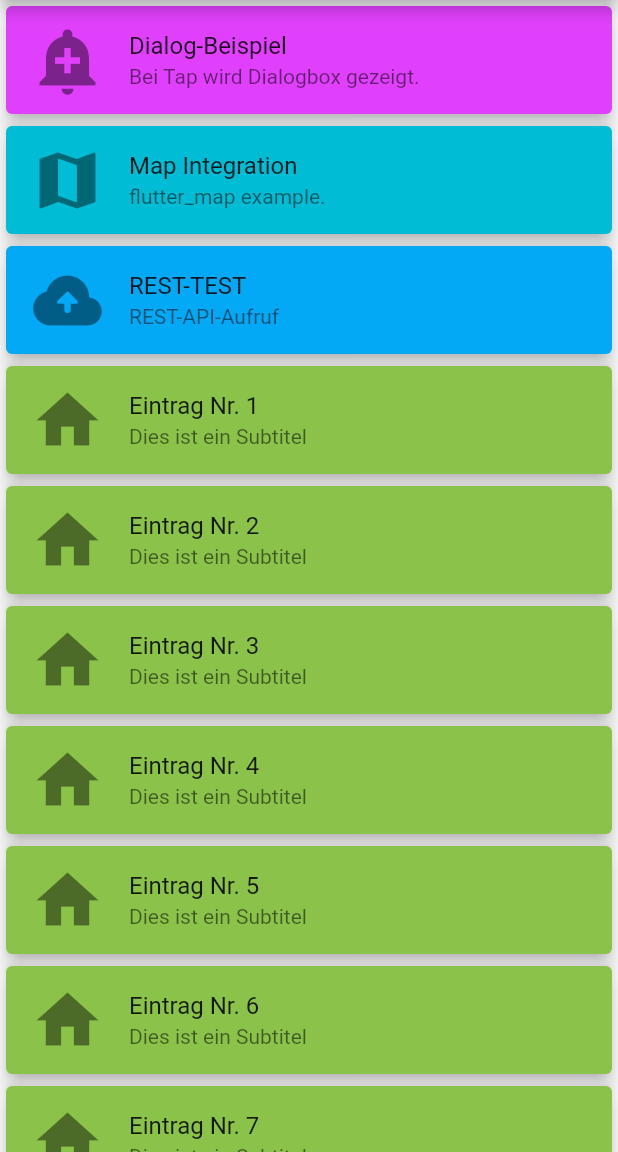
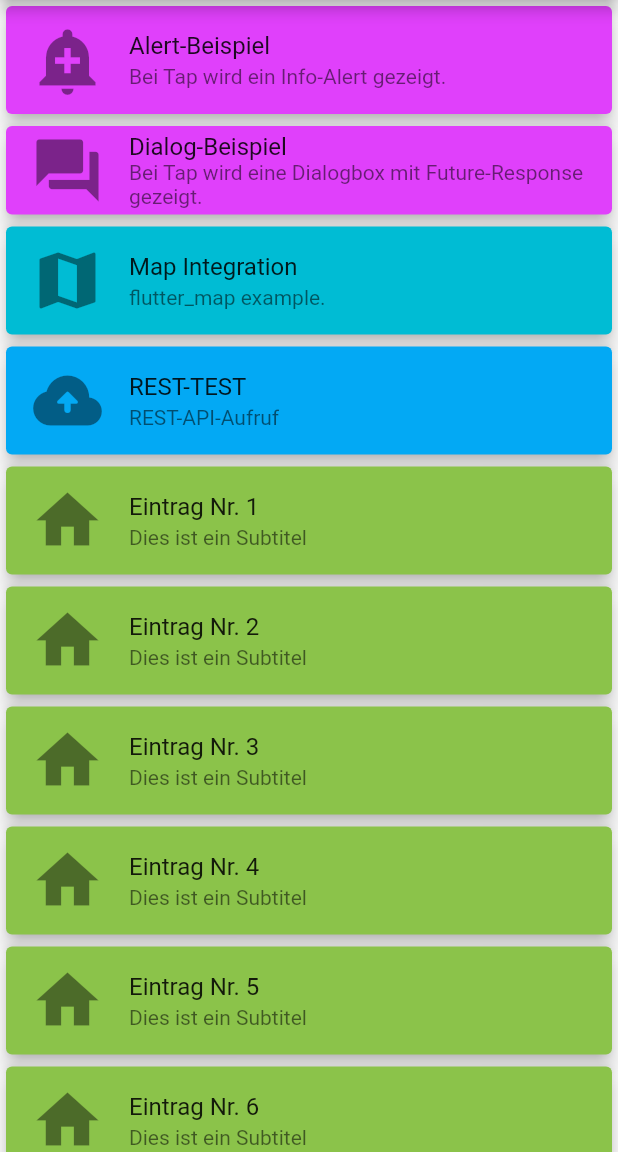
Before and after one commit to didszun/flutter-functions, a Flutter app: the screen it shows after launch, on a phone screen of 412 x 824 dp, the part 84-1236 px from its top. Run offline on Flutter 3.47's test engine with Material 2 defaults, Android fonts, the phone set to English and light mode, and no system bars; our stand-ins replace flutter_map, latlong2.

Commit message:
Alert and Dialog example added.

```diff
--- a/lib/main.dart
+++ b/lib/main.dart
@@ -1,5 +1,6 @@
 import 'package:flutter/material.dart';
 import 'package:flutter_functions/route_generator.dart';
+import 'package:flutter_functions/mat_dialog.dart';
 
 // REST API test endpoints:
 // https://jsonplaceholder.typicode.com/users
@@ -27,7 +28,6 @@ class HomeScreen extends StatelessWidget {
           leading: const Icon(Icons.menu),
           title: const Text("Flutter-Funktionsgalerie"),
           backgroundColor: Colors.orange
-
       ),
       body: ListView(
         children: <Widget>[
@@ -39,9 +39,36 @@ class HomeScreen extends StatelessWidget {
                 children: <Widget>[
                   ListTile(
                       leading: const Icon(Icons.add_alert, size: 50),
+                      title: const Text("Alert-Beispiel"),
+                      subtitle: const Text("Bei Tap wird ein Info-Alert gezeigt."),
+                      onTap: () {
+                        showDialog(
+                            context: context, builder: (BuildContext context) {
+                          return const AlertDialog(
+                            title: Text("Erfolg!"),
+                            content: Text(
+                                "Hier kann eine Erfolgsmeldung stehen."),
+                          );
+                        });
+                      }
+                  )
+                ],
+              )
+          ),
+          Card(
+              elevation: 5.0,
+              color: Colors.purpleAccent,
+              child: Column(
+                mainAxisSize: MainAxisSize.min,
+                children: <Widget>[
+                  ListTile(
+                      leading: const Icon(Icons.question_answer, size: 50),
                       title: const Text("Dialog-Beispiel"),
-                      subtitle: const Text("Bei Tap wird Dialogbox gezeigt."),
-                      onTap: () => print("Open Alert.")
+                      subtitle: const Text("Bei Tap wird eine Dialogbox mit Future-Response gezeigt."),
+                      onTap: () => showDialog(
+                        context: context,
+                        builder: (_) => DialogOverlay(),
+                      ),
                   )
                 ],
               )
```
Also changed, not shown: lib/mat_dialog.dart (added, +126 -0 lines).
